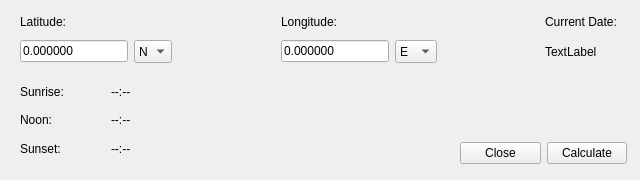
The window that src/MainWindow.ui (codymj/SolarCalculator) describes before a commit, drawn with Qt 5.
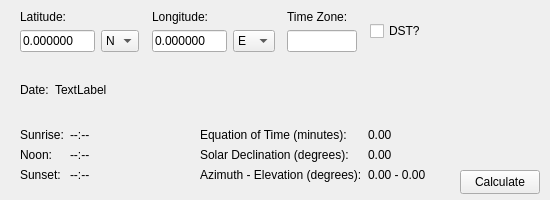
The same window after the commit.

The edit to the form file:
```diff
--- a/src/MainWindow.ui
+++ b/src/MainWindow.ui
@@ -6,36 +6,51 @@
    <rect>
     <x>0</x>
     <y>0</y>
-    <width>640</width>
-    <height>180</height>
+    <width>550</width>
+    <height>200</height>
    </rect>
   </property>
   <property name="minimumSize">
    <size>
-    <width>640</width>
-    <height>180</height>
+    <width>550</width>
+    <height>200</height>
    </size>
   </property>
   <property name="maximumSize">
    <size>
-    <width>640</width>
-    <height>180</height>
+    <width>550</width>
+    <height>200</height>
    </size>
   </property>
   <property name="windowTitle">
    <string>MainWindow</string>
   </property>
   <widget class="QWidget" name="centralwidget">
-   <widget class="QWidget" name="layoutWidget">
+   <widget class="QPushButton" name="calcButton">
+    <property name="geometry">
+     <rect>
+      <x>460</x>
+      <y>170</y>
+      <width>80</width>
+      <height>24</height>
+     </rect>
+    </property>
+    <property name="text">
+     <string>Calculate</string>
+    </property>
+   </widget>
+   <widget class="QWidget" name="">
     <property name="geometry">
      <rect>
       <x>20</x>
       <y>10</y>
-      <width>597</width>
-      <height>53</height>
+      <width>406</width>
+      <height>181</height>
      </rect>
     </property>
-    <layout class="QHBoxLayout" name="horizontalLayout_4">
+    <layout class="QVBoxLayout" name="verticalLayout_5">
+     <item>
+      <layout class="QHBoxLayout" name="horizontalLayout_3">
      <item>
       <layout class="QVBoxLayout" name="verticalLayout">
        <item>
@@ -49,6 +64,21 @@
         <layout class="QHBoxLayout" name="horizontalLayout">
          <item>
           <widget class="QLineEdit" name="latInput">
+             <property name="minimumSize">
+              <size>
+               <width>75</width>
+               <height>0</height>
+              </size>
+             </property>
+             <property name="maximumSize">
+              <size>
+               <width>75</width>
+               <height>16777215</height>
+              </size>
+             </property>
+             <property name="toolTip">
+              <string>Latitude of location as decimal.</string>
+             </property>
            <property name="text">
             <string>0.000000</string>
            </property>
@@ -110,6 +140,21 @@
         <layout class="QHBoxLayout" name="horizontalLayout_2">
          <item>
           <widget class="QLineEdit" name="lonInput">
+             <property name="minimumSize">
+              <size>
+               <width>75</width>
+               <height>0</height>
+              </size>
+             </property>
+             <property name="maximumSize">
+              <size>
+               <width>75</width>
+               <height>16777215</height>
+              </size>
+             </property>
+             <property name="toolTip">
+              <string>Longitude of location as decimal.</string>
+             </property>
            <property name="text">
             <string>0.000000</string>
            </property>
@@ -161,14 +206,79 @@
      <item>
       <layout class="QVBoxLayout" name="verticalLayout_3">
        <item>
+          <widget class="QLabel" name="label_5">
+           <property name="text">
+            <string>Time Zone:</string>
+           </property>
+          </widget>
+         </item>
+         <item>
+          <widget class="QLineEdit" name="tzInput">
+           <property name="minimumSize">
+            <size>
+             <width>70</width>
+             <height>0</height>
+            </size>
+           </property>
+           <property name="maximumSize">
+            <size>
+             <width>70</width>
+             <height>16777215</height>
+            </size>
+           </property>
+           <property name="contextMenuPolicy">
+            <enum>Qt::ActionsContextMenu</enum>
+           </property>
+           <property name="toolTip">
+            <string>&lt;html&gt;
+&lt;head/&gt;
+&lt;body&gt;
+&lt;p&gt;UTC offset of the location.&lt;br /&gt;&lt;br /&gt;For example, Florida, US' UTC offset is -5. &lt;br /&gt;China's UTC offset is 8. For 15 minute offsets, such as in Nepal (UTC +5:45), &lt;br /&gt;enter 5.75.&lt;/p&gt;
+&lt;/body&gt;
+&lt;/html&gt;</string>
+           </property>
+          </widget>
+         </item>
+        </layout>
+       </item>
+       <item>
+        <spacer name="horizontalSpacer_6">
+         <property name="orientation">
+          <enum>Qt::Horizontal</enum>
+         </property>
+         <property name="sizeHint" stdset="0">
+          <size>
+           <width>40</width>
+           <height>20</height>
+          </size>
+         </property>
+        </spacer>
+       </item>
+       <item>
+        <layout class="QVBoxLayout" name="verticalLayout_4">
+         <item>
+          <widget class="QCheckBox" name="dstCheckBox">
+           <property name="toolTip">
+            <string>Is Daylight Savings Time in affect at location?</string>
+           </property>
+           <property name="text">
+            <string>DST?</string>
+           </property>
+          </widget>
+         </item>
+        </layout>
+       </item>
+      </layout>
+     </item>
+     <item>
+      <layout class="QHBoxLayout" name="horizontalLayout_4">
+       <item>
         <widget class="QLabel" name="label_4">
          <property name="text">
-          <string>Current Date:</string>
+          <string>Date:</string>
          </property>
         </widget>
        </item>
-       <item>
-        <layout class="QHBoxLayout" name="horizontalLayout_3">
          <item>
           <widget class="QLabel" name="dateLabel">
            <property name="text">
@@ -176,107 +286,61 @@
            </property>
           </widget>
          </item>
-        </layout>
+       <item>
+        <spacer name="horizontalSpacer_3">
+         <property name="orientation">
+          <enum>Qt::Horizontal</enum>
+         </property>
+         <property name="sizeHint" stdset="0">
+          <size>
+           <width>40</width>
+           <height>20</height>
+          </size>
+         </property>
+        </spacer>
        </item>
       </layout>
      </item>
-    </layout>
-   </widget>
-   <widget class="QWidget" name="layoutWidget">
-    <property name="geometry">
-     <rect>
-      <x>20</x>
-      <y>80</y>
-      <width>111</width>
-      <height>80</height>
-     </rect>
-    </property>
-    <layout class="QVBoxLayout" name="verticalLayout_4">
      <item>
       <layout class="QHBoxLayout" name="horizontalLayout_5">
        <item>
+        <layout class="QFormLayout" name="formLayout_2">
+         <item row="0" column="0">
         <widget class="QLabel" name="label">
          <property name="text">
           <string>Sunrise:</string>
          </property>
         </widget>
        </item>
-       <item>
-        <spacer name="horizontalSpacer_3">
-         <property name="orientation">
-          <enum>Qt::Horizontal</enum>
-         </property>
-         <property name="sizeHint" stdset="0">
-          <size>
-           <width>40</width>
-           <height>20</height>
-          </size>
-         </property>
-        </spacer>
-       </item>
-       <item>
+         <item row="0" column="1">
         <widget class="QLabel" name="sunriseLabel">
          <property name="text">
           <string>--:--</string>
          </property>
         </widget>
        </item>
-      </layout>
-     </item>
-     <item>
-      <layout class="QHBoxLayout" name="horizontalLayout_6">
-       <item>
+         <item row="1" column="0">
         <widget class="QLabel" name="label_2">
          <property name="text">
           <string>Noon:</string>
          </property>
         </widget>
        </item>
-       <item>
-        <spacer name="horizontalSpacer_4">
-         <property name="orientation">
-          <enum>Qt::Horizontal</enum>
-         </property>
-         <property name="sizeHint" stdset="0">
-          <size>
-           <width>40</width>
-           <height>20</height>
-          </size>
-         </property>
-        </spacer>
-       </item>
-       <item>
+         <item row="1" column="1">
         <widget class="QLabel" name="noonLabel">
          <property name="text">
           <string>--:--</string>
          </property>
         </widget>
        </item>
-      </layout>
-     </item>
-     <item>
-      <layout class="QHBoxLayout" name="horizontalLayout_7">
-       <item>
+         <item row="2" column="0">
         <widget class="QLabel" name="label_3">
          <property name="text">
           <string>Sunset:</string>
          </property>
         </widget>
        </item>
-       <item>
-        <spacer name="horizontalSpacer_5">
-         <property name="orientation">
-          <enum>Qt::Horizontal</enum>
-         </property>
-         <property name="sizeHint" stdset="0">
-          <size>
-           <width>40</width>
-           <height>20</height>
-          </size>
-         </property>
-        </spacer>
-       </item>
-       <item>
+         <item row="2" column="1">
         <widget class="QLabel" name="sunsetLabel">
          <property name="text">
           <string>--:--</string>
@@ -285,33 +349,68 @@
        </item>
       </layout>
      </item>
-    </layout>
-   </widget>
-   <widget class="QWidget" name="layoutWidget">
-    <property name="geometry">
-     <rect>
-      <x>460</x>
-      <y>140</y>
-      <width>167</width>
-      <height>26</height>
-     </rect>
-    </property>
-    <layout class="QHBoxLayout" name="horizontalLayout_8">
+       <item>
+        <spacer name="horizontalSpacer_10">
+         <property name="orientation">
+          <enum>Qt::Horizontal</enum>
+         </property>
+         <property name="sizeHint" stdset="0">
+          <size>
+           <width>13</width>
+           <height>17</height>
+          </size>
+         </property>
+        </spacer>
+       </item>
      <item>
-      <widget class="QPushButton" name="closeButton">
+        <layout class="QFormLayout" name="formLayout">
+         <item row="0" column="0">
+          <widget class="QLabel" name="label_6">
        <property name="text">
-        <string>Close</string>
+            <string>Equation of Time (minutes):</string>
        </property>
       </widget>
      </item>
-     <item>
-      <widget class="QPushButton" name="calcButton">
+         <item row="0" column="1">
+          <widget class="QLabel" name="eqTimeLabel">
        <property name="text">
-        <string>Calculate</string>
+            <string>0.00</string>
        </property>
       </widget>
      </item>
-    </layout>
+         <item row="1" column="0">
+          <widget class="QLabel" name="label_8">
+           <property name="text">
+            <string>Solar Declination (degrees):</string>
+           </property>
+          </widget>
+         </item>
+         <item row="1" column="1">
+          <widget class="QLabel" name="sdLabel">
+           <property name="text">
+            <string>0.00</string>
+           </property>
+          </widget>
+         </item>
+         <item row="2" column="0">
+          <widget class="QLabel" name="label_10">
+           <property name="text">
+            <string>Azimuth - Elevation (degrees):</string>
+           </property>
+          </widget>
+         </item>
+         <item row="2" column="1">
+          <widget class="QLabel" name="aeLabel">
+           <property name="text">
+            <string>0.00 - 0.00</string>
+           </property>
+          </widget>
+         </item>
+        </layout>
+       </item>
+      </layout>
+     </item>
+    </layout>
    </widget>
   </widget>
  </widget>
```
Left out of the diff: 44 changed lines with no effect on the pictures. Lines whose indentation alone changed are shown as unchanged.
